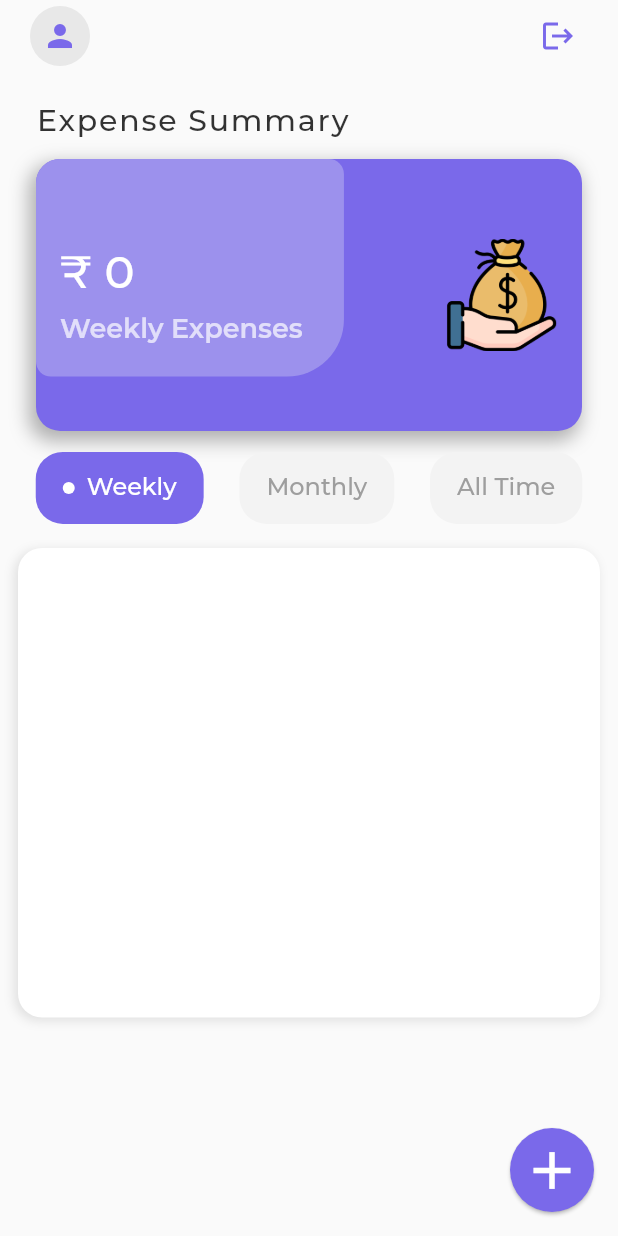
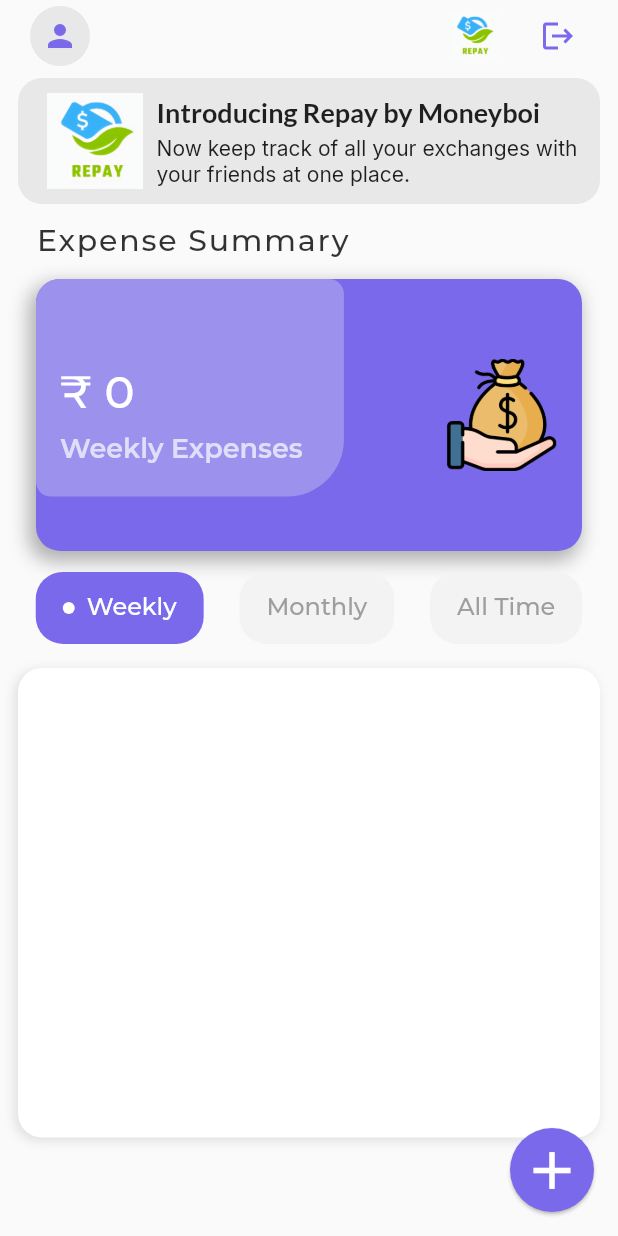
Before and after one commit to srihariash999/moneyboi, a Flutter app: the HomePage screen opened directly, on a phone screen of 412 x 824 dp. Run offline on Flutter 3.47's test engine with Material 2 defaults, Android fonts, the phone set to English and light mode, and no system bars; our stand-ins replace bloc, bot_toast, dio, expandable, fl_chart, flutter_bloc and 4 more; accounts and stored records are empty; network calls fail.

Commit message:
added repayments main screen ui and api

```diff
--- a/lib/Controllers/profile_controller.dart
+++ b/lib/Controllers/profile_controller.dart
@@ -15,6 +15,7 @@ class ProfileController extends GetxController {
 
   final RxString name = ''.obs;
   final RxString email = ''.obs;
+  final RxString id = ''.obs;
 
   // ignore: prefer_final_fields
   final _friends = <Friend>[].obs;
@@ -49,6 +50,7 @@ class ProfileController extends GetxController {
         isProfileLoading.value = false;
         name.value = _res['name'].toString();
         email.value = _res['email'].toString();
+        id.value = _res['_id'].toString();
         update();
       } else {
         isProfileLoading.value = false;
--- /dev/null
+++ b/lib/Controllers/repayment_single_controller.dart
@@ -0,0 +1,52 @@
+import 'package:bot_toast/bot_toast.dart';
+import 'package:flutter/cupertino.dart';
+import 'package:get/get.dart';
+// import 'package:hive/hive.dart';
+import 'package:moneyboi/Data%20Models/api_response_model.dart';
+import 'package:moneyboi/Data%20Models/repayment_detail.dart';
+import 'package:moneyboi/Data%20Models/repayment_transaction.dart';
+import 'package:moneyboi/Network/network_service.dart';
+
+class RepaymentsSingleController extends GetxController {
+  final _apiService = NetworkService();
+
+  final RxBool _isLoading = false.obs;
+
+  final _repayTransactions = <RepaymentTransaction>[].obs;
+
+  bool get isLoading => _isLoading.value;
+  List<RepaymentTransaction> get repayTransactions => _repayTransactions;
+
+  set isLoading(bool value) => _isLoading.value = value;
+
+  Future<void> init(String id) async {
+    await _getRepaymentTransactions(id);
+  }
+
+  Future<void> _getRepaymentTransactions(String id) async {
+    isLoading = true;
+    update();
+
+    final ApiResponseModel _repayTransactionsResult =
+        await _apiService.getRepaymentTransactions(id);
+    if (_repayTransactionsResult.statusCode == 200 &&
+        _repayTransactionsResult.responseJson != null) {
+      for (final i
+          in _repayTransactionsResult.responseJson!.data as List<dynamic>) {
+        _repayTransactions
+            .add(RepaymentTransaction.fromJson(i as Map<String, dynamic>));
+      }
+      isLoading = false;
+      update();
+    } else {
+      isLoading = false;
+      update();
+
+      debugPrint(_repayTransactionsResult.specificMessage);
+      BotToast.showText(
+        text: _repayTransactionsResult.specificMessage ??
+            " Cannot get repayment transactions right now.",
+      );
+    }
+  }
+}
--- /dev/null
+++ b/lib/Controllers/repayments_main_controller.dart
@@ -0,0 +1,50 @@
+import 'package:bot_toast/bot_toast.dart';
+import 'package:flutter/cupertino.dart';
+import 'package:get/get.dart';
+// import 'package:hive/hive.dart';
+import 'package:moneyboi/Data%20Models/api_response_model.dart';
+import 'package:moneyboi/Data%20Models/repayment_detail.dart';
+import 'package:moneyboi/Network/network_service.dart';
+
+class RepaymentsMainController extends GetxController {
+  final _apiService = NetworkService();
+
+  final RxBool _isLoading = false.obs;
+
+  final _repaymentAccounts = <RepaymentAccount>[].obs;
+
+  bool get isLoading => _isLoading.value;
+  List<RepaymentAccount> get repaymentAccounts => _repaymentAccounts;
+
+  set isLoading(bool value) => _isLoading.value = value;
+
+  Future<void> init() async {
+    await _getRepaymentAccs();
+  }
+
+  Future<void> _getRepaymentAccs() async {
+    isLoading = true;
+    update();
+
+    final ApiResponseModel _repayAccsResp =
+        await _apiService.getRepaymentAccounts();
+    if (_repayAccsResp.statusCode == 200 &&
+        _repayAccsResp.responseJson != null) {
+      for (final i in _repayAccsResp.responseJson!.data as List<dynamic>) {
+        _repaymentAccounts
+            .add(RepaymentAccount.fromJson(i as Map<String, dynamic>));
+      }
+      isLoading = false;
+      update();
+    } else {
+      isLoading = false;
+      update();
+
+      debugPrint(_repayAccsResp.specificMessage);
+      BotToast.showText(
+        text: _repayAccsResp.specificMessage ??
+            " Cannot get repayment accounts right now.",
+      );
+    }
+  }
+}
--- /dev/null
+++ b/lib/Data Models/repayment_detail.dart
@@ -0,0 +1,70 @@
+import 'dart:convert';
+
+RepaymentAccount repaymentAccountFromJson(String str) =>
+    RepaymentAccount.fromJson(json.decode(str) as Map<String, dynamic>);
+
+String repaymentAccountToJson(RepaymentAccount data) =>
+    json.encode(data.toJson());
+
+class RepaymentAccount {
+  RepaymentAccount({
+    required this.id,
+    required this.friend,
+    required this.balance,
+    required this.createdAt,
+  });
+
+  String id;
+  RepaymentFriend friend;
+  int balance;
+  DateTime createdAt;
+
+  factory RepaymentAccount.fromJson(Map<String, dynamic> json) =>
+      RepaymentAccount(
+        id: json["id"].toString(),
+        friend:
+            RepaymentFriend.fromJson(json["friend"] as Map<String, dynamic>),
+        balance: json["balance"] as int,
+        createdAt: DateTime.parse(json["created_at"] as String),
+      );
+
+  Map<String, dynamic> toJson() => {
+        "id": id,
+        "friend": friend.toJson(),
+        "user1_balance": balance,
+        "created_at": createdAt.toIso8601String(),
+      };
+}
+
+class RepaymentFriend {
+  RepaymentFriend({
+    required this.id,
+    required this.name,
+    required this.email,
+    required this.password,
+    required this.v,
+  });
+
+  String id;
+  String name;
+  String email;
+  String password;
+  int v;
+
+  factory RepaymentFriend.fromJson(Map<String, dynamic> json) =>
+      RepaymentFriend(
+        id: json["_id"] as String,
+        name: json["name"] as String,
+        email: json["email"] as String,
+        password: json["password"] as String,
+        v: json["__v"] as int,
+      );
+
+  Map<String, dynamic> toJson() => {
+        "_id": id,
+        "name": name,
+        "email": email,
+        "password": password,
+        "__v": v,
+      };
+}
--- /dev/null
+++ b/lib/Data Models/repayment_transaction.dart
@@ -0,0 +1,60 @@
+import 'dart:convert';
+
+RepaymentTransaction repaymentTransactionFromJson(String str) =>
+    RepaymentTransaction.fromJson(json.decode(str) as Map<String, dynamic>);
+
+String repaymentTransactionToJson(RepaymentTransaction data) =>
+    json.encode(data.toJson());
+
+class RepaymentTransaction {
+  RepaymentTransaction({
+    required this.id,
+    required this.user1,
+    required this.user2,
+    required this.repaymentAccount,
+    required this.user1Transaction,
+    required this.user2Transaction,
+    required this.user1Accepted,
+    required this.user2Accepted,
+    required this.createdAt,
+    required this.v,
+  });
+
+  String id;
+  String user1;
+  String user2;
+  String repaymentAccount;
+  int user1Transaction;
+  int user2Transaction;
+  bool user1Accepted;
+  bool user2Accepted;
+  DateTime createdAt;
+  int v;
+
+  factory RepaymentTransaction.fromJson(Map<String, dynamic> json) =>
+      RepaymentTransaction(
+        id: json["_id"] as String,
+        user1: json["user1"] as String,
+        user2: json["user2"] as String,
+        repaymentAccount: json["repayment_account"] as String,
+        user1Transaction: json["user1_transaction"] as int,
+        user2Transaction: json["user2_transaction"] as int,
+        user1Accepted: json["user1_accepted"] as bool,
+        user2Accepted: json["user2_accepted"] as bool,
+        createdAt: DateTime.parse(json["created_at"] as String),
+        v: json["__v"] as int,
+      );
+
+  Map<String, dynamic> toJson() => {
+        "_id": id,
+        "user1": user1,
+        "user2": user2,
+        "repayment_account": repaymentAccount,
+        "user1_transaction": user1Transaction,
+        "user2_transaction": user2Transaction,
+        "user1_accepted": user1Accepted,
+        "user2_accepted": user2Accepted,
+        "created_at": createdAt.toIso8601String(),
+        "__v": v,
+      };
+}
--- a/lib/Screens/home/home_page.dart
+++ b/lib/Screens/home/home_page.dart
@@ -9,6 +9,7 @@ import 'package:moneyboi/Controllers/profile_controller.dart';
 import 'package:moneyboi/Screens/home/expense_chart_screen.dart';
 import 'package:moneyboi/Screens/home/new_expense_category_screen.dart';
 import 'package:moneyboi/Screens/profile/profile_page.dart';
+import 'package:moneyboi/Screens/repayments/repayments_main_screen.dart';
 import 'package:moneyboi/Widgets/timewise_expense_list.dart';
 import 'package:moneyboi/Widgets/toggle_label.dart';
 import 'package:moneyboi/Widgets/total_expenses_card.dart';
@@ -19,12 +20,66 @@ class HomePage extends StatelessWidget {
   Widget build(BuildContext context) {
     return Scaffold(
       body: SafeArea(
+        child: SingleChildScrollView(
           child: Column(
             children: [
               const HomeScreenTopBar(),
+              Padding(
+                padding: const EdgeInsets.only(
+                  top: 4.0,
+                  left: 12.0,
+                  right: 12.0,
+                ),
+                child: Container(
+                  decoration: BoxDecoration(
+                    color: Colors.grey.withOpacity(0.2),
+                    borderRadius: BorderRadius.circular(16.0),
+                  ),
+                  padding: const EdgeInsets.all(10.0),
+                  child: Row(
+                    children: [
+                      Image.asset(
+                        "assets/repay_logo.png",
+                        height: 64.0,
+                        width: MediaQuery.of(context).size.width * 0.2,
+                        fit: BoxFit.contain,
+                      ),
+                      Expanded(
+                        child: Column(
+                          crossAxisAlignment: CrossAxisAlignment.start,
+                          children: [
+                            Text(
+                              "Introducing Repay by Moneyboi",
+                              overflow: TextOverflow.fade,
+                              softWrap: false,
+                              style: GoogleFonts.lato(
+                                fontSize: 18,
+                                fontWeight: FontWeight.w700,
+                              ),
+                            ),
+                            const SizedBox(
+                              height: 4.0,
+                            ),
+                            Text(
+                              "Now keep track of all your exchanges with your friends at one place.",
+                              maxLines: 3,
+                              softWrap: true,
+                              overflow: TextOverflow.fade,
+                              style: GoogleFonts.inter(
+                                fontSize: 14,
+                                fontWeight: FontWeight.w400,
+                              ),
+                            ),
+                          ],
+                        ),
+                      ),
+                    ],
+                  ),
+                ),
+              ),
               Container(
                 alignment: Alignment.centerLeft,
-              padding: const EdgeInsets.only(left: 24.0, top: 20.0),
+                padding: const EdgeInsets.only(left: 24.0, top: 12.0),
                 child: Text(
                   "Expense Summary",
                   style: GoogleFonts.montserrat(
@@ -62,9 +117,11 @@ class HomePage extends StatelessWidget {
                             ExpenseChartScreen(
                               expenseRecordItem: controller.expenseRecords,
                               totalExpense: controller.totExp.value,
-                            title: controller.toggleEnum.value.name == 'weekly'
+                              title:
+                                  controller.toggleEnum.value.name == 'weekly'
                                       ? 'Weekly'
-                                : controller.toggleEnum.value.name == 'monthly'
+                                      : controller.toggleEnum.value.name ==
+                                              'monthly'
                                           ? 'Monthly'
                                           : 'All Time',
                             ),
@@ -108,6 +165,7 @@ class HomePage extends StatelessWidget {
               ),
               const SizedBox(height: 12.0),
             ],
+          ),
         ),
       ),
       floatingActionButton: FloatingActionButton(
@@ -243,6 +301,21 @@ class HomeScreenTopBar extends StatelessWidget {
             }
           },
         ),
+        Row(
+          children: [
+            GestureDetector(
+              onTap: () {
+                Get.to(
+                  const RepaymentsMainScreen(),
+                );
+              },
+              child: Image.asset(
+                'assets/repay_logo.png',
+                height: 32.0,
+                width: 64.0,
+                fit: BoxFit.contain,
+              ),
+            ),
             Padding(
               padding: const EdgeInsets.only(right: 16.0),
               child: IconButton(
@@ -256,6 +329,8 @@ class HomeScreenTopBar extends StatelessWidget {
               ),
             ),
           ],
+        ),
+      ],
     );
   }
 }
--- a/pubspec.yaml
+++ b/pubspec.yaml
@@ -23,6 +23,7 @@ environment:
 dependencies:
   # bloc: ^7.2.1
   bot_toast: ^4.0.1
+  carousel_slider: ^4.1.1
   cupertino_icons: ^1.0.2
   dio: ^4.0.3
   expandable: ^5.0.1
@@ -31,8 +32,8 @@ dependencies:
     sdk: flutter
   flutter_bloc: ^7.3.3
   flutter_datetime_picker:
-   git:
-    url: https://github.com/Realank/flutter_datetime_picker.git
+    git:
+      url: https://github.com/Realank/flutter_datetime_picker.git
   get: ^4.6.1
   google_fonts: ^2.1.0
   hive: ^2.0.4
```
Also changed, not shown: lib/Constants/urls.dart (+19 -0 lines), lib/Network/network_service.dart (+84 -0 lines), lib/Screens/repayments/repayments_main_screen.dart (added, +152 -0 lines), lib/Screens/repayments/repayments_single_screen.dart (added, +128 -0 lines), lib/main.dart (+11 -0 lines), pubspec.lock. Lines whose indentation alone changed are shown as unchanged.
